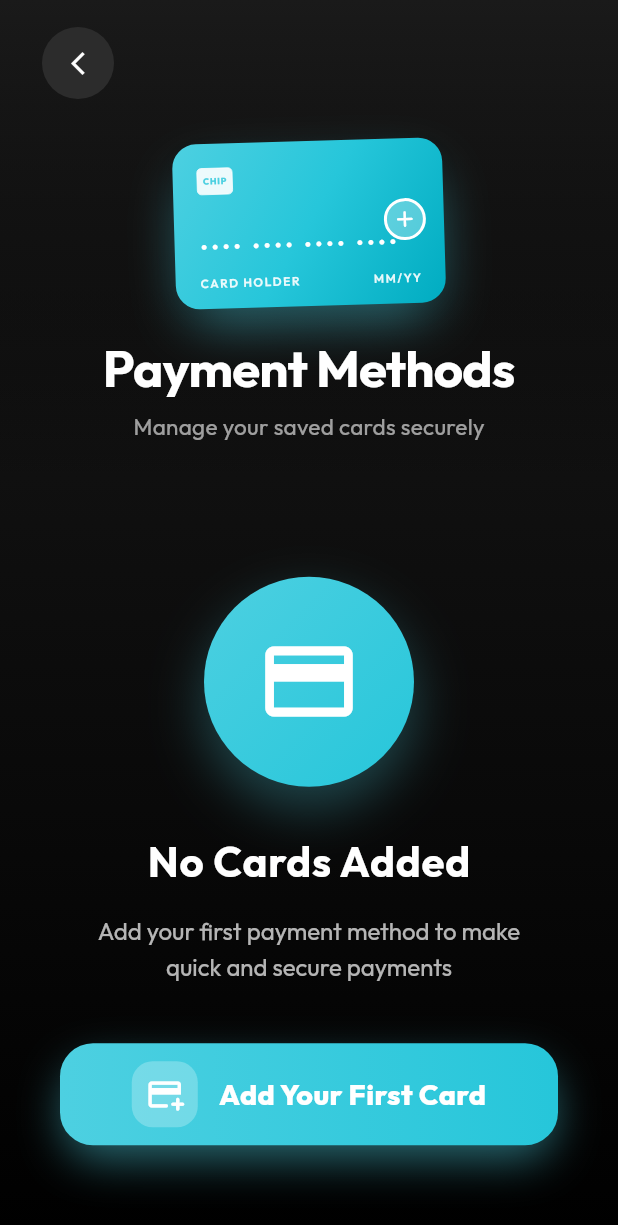
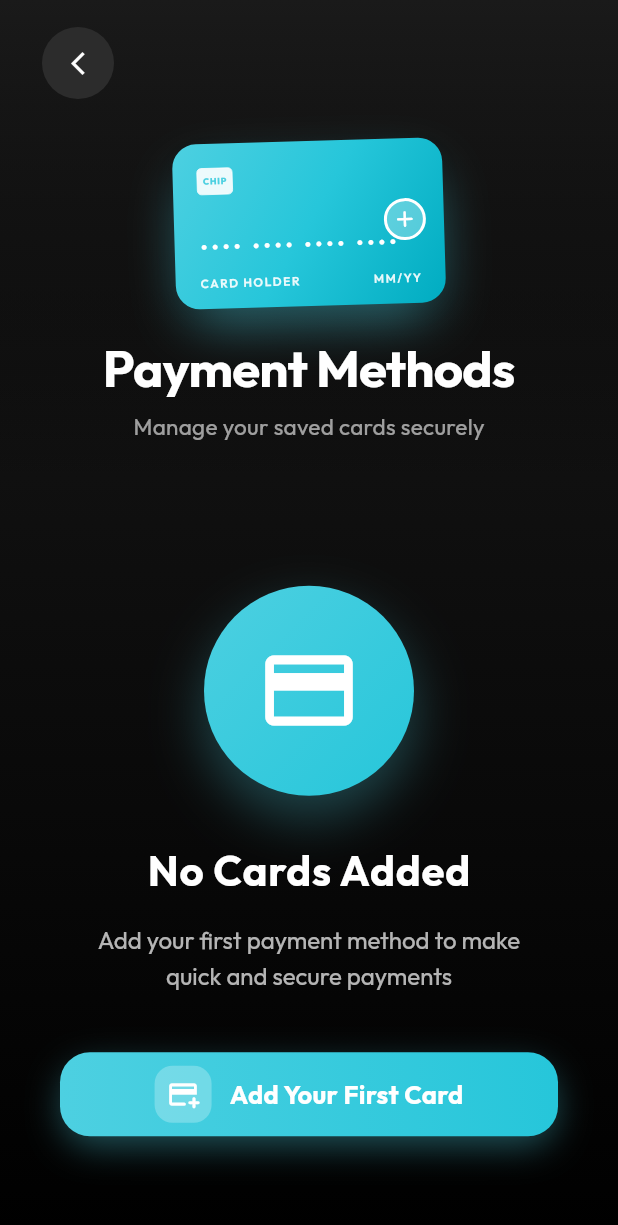
Before and after one commit to landerlopez1992-cyber/LandGo-Travel, a Flutter app: the PaymentMethodsPageWidget screen opened by its route, on a phone screen of 412 x 824 dp. Shown: the top 1225 px of the screen. Run offline on Flutter 3.47's test engine with Material 3 defaults, Android fonts, the phone set to English and light mode, and no system bars; our stand-ins replace auto_size_text, cached_network_image, cloud_firestore, dropdown_button2, firebase_core, font_awesome_flutter and 11 more; missing offline and left inert: flutter_stripe, json_path; accounts and stored records are empty; network calls fail; project files that could hold a hidden picture were left out.

Commit message:
Fix: Reduce Add New Card button size in Payment Methods page
- Reduce height from 68px to 56px for better proportions
- Reduce icon container from 44x44 to 38x38
- Reduce icon size from 26px to 22px
- Reduce font size from 19px to 17px
- Reduce fontWeight from w800 to w700
- Adjust borderRadius from 22px to 20px
- Reduce shadow blur and spread for subtler effect
- Apply changes to both empty state and cards list buttons
- Improve overall visual balance and user experience

```diff
--- a/lib/pages/payment_methods_page/payment_methods_page_widget.dart
+++ b/lib/pages/payment_methods_page/payment_methods_page_widget.dart
@@ -911,52 +911,52 @@ class _PaymentMethodsPageWidgetState extends State<PaymentMethodsPageWidget> {
             // Botón Premium - Diseño V2
             Container(
               width: double.infinity,
-              height: 68,
+              height: 56,
               decoration: BoxDecoration(
                 gradient: const LinearGradient(
                   colors: [Color(0xFF4DD0E1), Color(0xFF26C6DA)],
                   begin: Alignment.centerLeft,
                   end: Alignment.centerRight,
                 ),
-                borderRadius: BorderRadius.circular(22),
+                borderRadius: BorderRadius.circular(20),
                 boxShadow: [
                   BoxShadow(
-                    color: const Color(0xFF4DD0E1).withOpacity(0.5),
-                    blurRadius: 25,
-                    offset: const Offset(0, 12),
-                    spreadRadius: -3,
+                    color: const Color(0xFF4DD0E1).withOpacity(0.4),
+                    blurRadius: 20,
+                    offset: const Offset(0, 8),
+                    spreadRadius: -2,
                   ),
                 ],
               ),
               child: Material(
                 color: Colors.transparent,
                 child: InkWell(
-                  borderRadius: BorderRadius.circular(22),
+                  borderRadius: BorderRadius.circular(20),
                   onTap: _addNewCard,
                   child: Row(
                     mainAxisAlignment: MainAxisAlignment.center,
                     children: [
                       Container(
-                        width: 44,
-                        height: 44,
+                        width: 38,
+                        height: 38,
                         decoration: BoxDecoration(
                           color: Colors.white.withOpacity(0.25),
-                          borderRadius: BorderRadius.circular(14),
+                          borderRadius: BorderRadius.circular(12),
                         ),
                         child: const Icon(
                           Icons.add_card_rounded,
                           color: Colors.white,
-                          size: 26,
+                          size: 22,
                         ),
                       ),
-                      const SizedBox(width: 14),
+                      const SizedBox(width: 12),
                       Text(
                         'Add Your First Card',
                         style: GoogleFonts.outfit(
                           color: Colors.white,
-                          fontSize: 19,
-                          fontWeight: FontWeight.w800,
-                          letterSpacing: 0.3,
+                          fontSize: 17,
+                          fontWeight: FontWeight.w700,
+                          letterSpacing: 0.2,
                         ),
                       ),
                     ],
@@ -989,52 +989,52 @@ class _PaymentMethodsPageWidgetState extends State<PaymentMethodsPageWidget> {
           padding: const EdgeInsets.all(20.0),
           child: Container(
             width: double.infinity,
-            height: 68,
+            height: 56,
             decoration: BoxDecoration(
               gradient: const LinearGradient(
                 colors: [Color(0xFF4DD0E1), Color(0xFF26C6DA)],
                 begin: Alignment.centerLeft,
                 end: Alignment.centerRight,
               ),
-              borderRadius: BorderRadius.circular(22),
+              borderRadius: BorderRadius.circular(20),
               boxShadow: [
                 BoxShadow(
-                  color: const Color(0xFF4DD0E1).withOpacity(0.5),
-                  blurRadius: 25,
-                  offset: const Offset(0, 12),
-                  spreadRadius: -3,
+                  color: const Color(0xFF4DD0E1).withOpacity(0.4),
+                  blurRadius: 20,
+                  offset: const Offset(0, 8),
+                  spreadRadius: -2,
                 ),
               ],
             ),
             child: Material(
               color: Colors.transparent,
               child: InkWell(
-                borderRadius: BorderRadius.circular(22),
+                borderRadius: BorderRadius.circular(20),
                 onTap: _addNewCard,
                 child: Row(
                   mainAxisAlignment: MainAxisAlignment.center,
                   children: [
                     Container(
-                      width: 44,
-                      height: 44,
+                      width: 38,
+                      height: 38,
                       decoration: BoxDecoration(
                         color: Colors.white.withOpacity(0.25),
-                        borderRadius: BorderRadius.circular(14),
+                        borderRadius: BorderRadius.circular(12),
                       ),
                       child: const Icon(
                         Icons.add_card_rounded,
                         color: Colors.white,
-                        size: 26,
-                      ),
-                    ),
-                    const SizedBox(width: 14),
+                        size: 22,
+                      ),
+                    ),
+                    const SizedBox(width: 12),
                     Text(
                       'Add New Card',
                       style: GoogleFonts.outfit(
                         color: Colors.white,
-                        fontSize: 19,
-                        fontWeight: FontWeight.w800,
-                        letterSpacing: 0.3,
+                        fontSize: 17,
+                        fontWeight: FontWeight.w700,
+                        letterSpacing: 0.2,
                       ),
                     ),
                   ],
```
